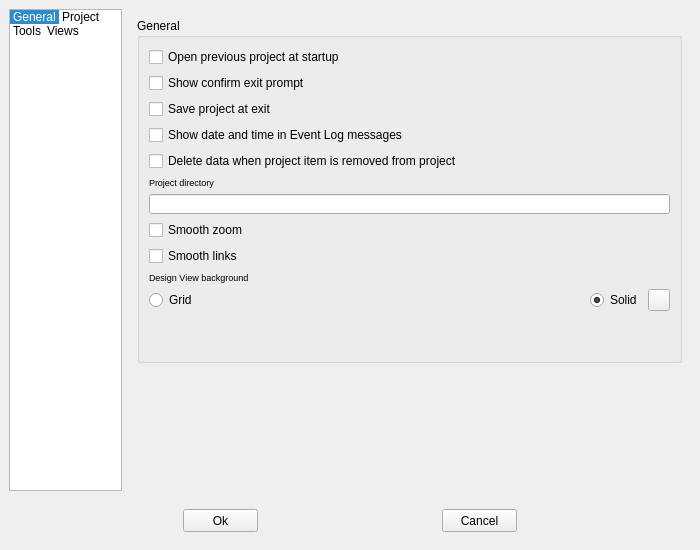
Above: spinetoolbox/ui/settings.ui from spine-tools/Spine-Toolbox before the change. Below: the same form after it.
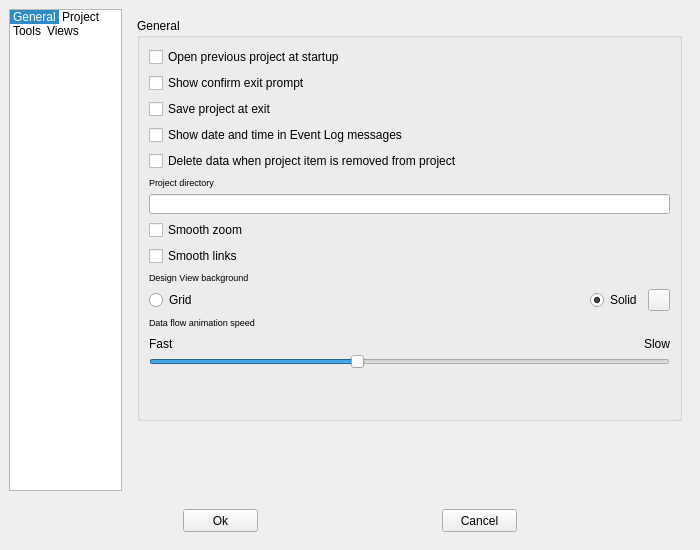
That is the form after the change. Icons and pictures are not drawn.

Commit message:
Let users select the duration of the data flow animation
Re #487

What changed in the file:
```diff
--- a/spinetoolbox/ui/settings.ui
+++ b/spinetoolbox/ui/settings.ui
@@ -418,6 +418,90 @@
               </item>
              </layout>
             </item>
+            <item>
+             <widget class="QLabel" name="label_4">
+              <property name="font">
+               <font>
+                <pointsize>7</pointsize>
+               </font>
+              </property>
+              <property name="text">
+               <string>Data flow animation speed</string>
+              </property>
+             </widget>
+            </item>
+            <item>
+             <layout class="QVBoxLayout" name="verticalLayout_3">
+              <property name="spacing">
+               <number>0</number>
+              </property>
+              <item>
+               <layout class="QHBoxLayout" name="horizontalLayout_5">
+                <item>
+                 <widget class="QLabel" name="label_8">
+                  <property name="text">
+                   <string>Fast</string>
+                  </property>
+                 </widget>
+                </item>
+                <item>
+                 <spacer name="horizontalSpacer_5">
+                  <property name="orientation">
+                   <enum>Qt::Horizontal</enum>
+                  </property>
+                  <property name="sizeHint" stdset="0">
+                   <size>
+                    <width>40</width>
+                    <height>20</height>
+                   </size>
+                  </property>
+                 </spacer>
+                </item>
+                <item>
+                 <widget class="QLabel" name="label_5">
+                  <property name="text">
+                   <string>Slow</string>
+                  </property>
+                 </widget>
+                </item>
+               </layout>
+              </item>
+              <item>
+               <widget class="QSlider" name="horizontalSlider_data_flow_animation_duration">
+                <property name="styleSheet">
+                 <string notr="true"/>
+                </property>
+                <property name="minimum">
+                 <number>1</number>
+                </property>
+                <property name="maximum">
+                 <number>250</number>
+                </property>
+                <property name="singleStep">
+                 <number>10</number>
+                </property>
+                <property name="pageStep">
+                 <number>50</number>
+                </property>
+                <property name="sliderPosition">
+                 <number>100</number>
+                </property>
+                <property name="tracking">
+                 <bool>false</bool>
+                </property>
+                <property name="orientation">
+                 <enum>Qt::Horizontal</enum>
+                </property>
+                <property name="invertedAppearance">
+                 <bool>false</bool>
+                </property>
+                <property name="invertedControls">
+                 <bool>false</bool>
+                </property>
+               </widget>
+              </item>
+             </layout>
+            </item>
             <item>
              <spacer name="verticalSpacer_2">
               <property name="orientation">
```
The commit also changes 5 other files.
